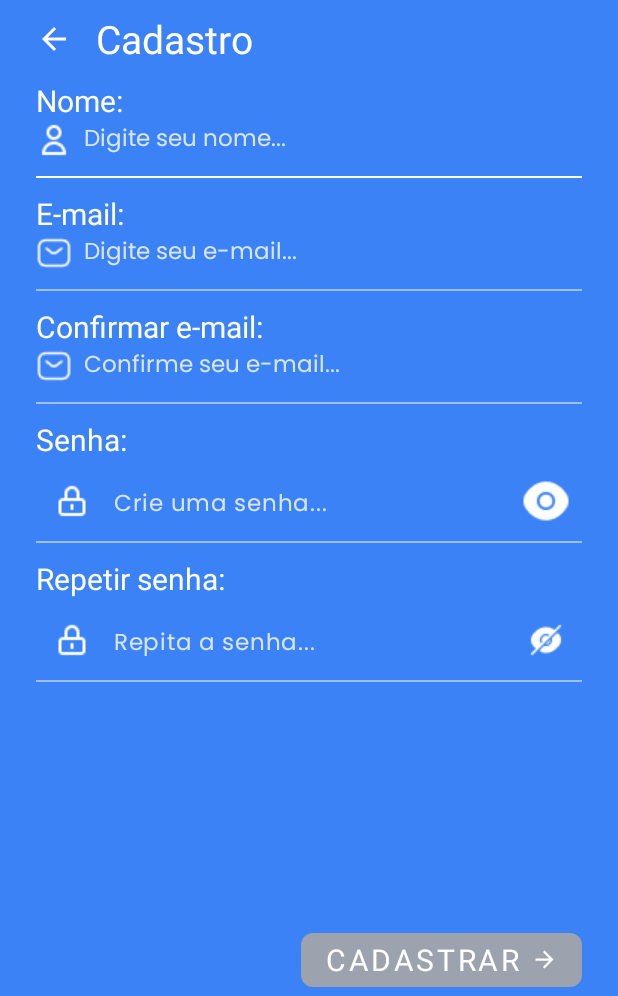
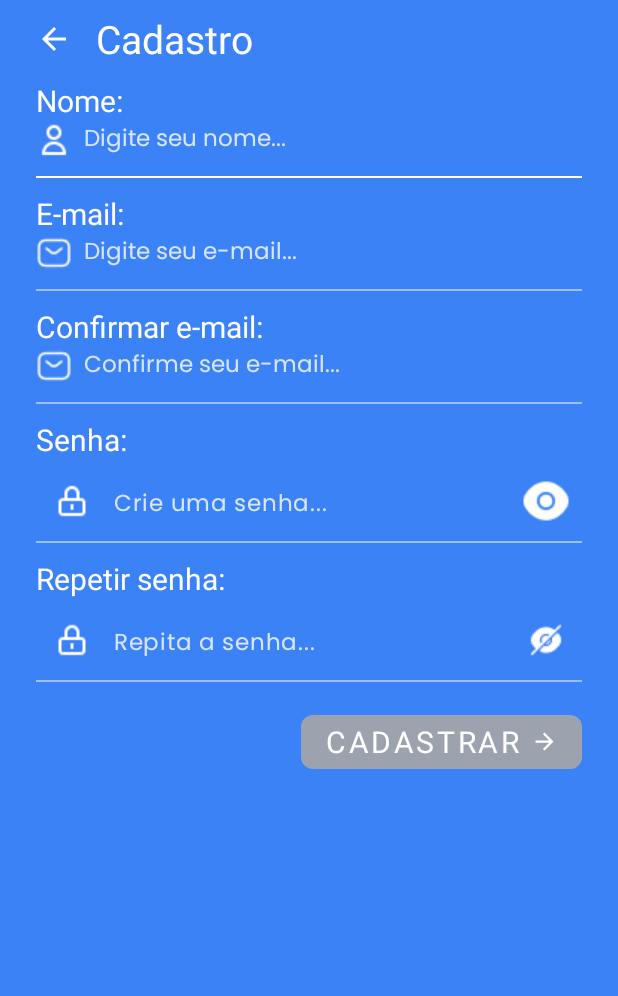
Before and after one commit to melolena/UPath, an Android app built with Jetpack Compose: the Register screen opened directly, with no data from a screen before it, after a tap on an icon or button, on a phone screen of 412 x 824 dp, the part 240-1236 px from its top. Run offline under Robolectric (Android 15) with nearby library versions, the phone set to English and light mode, and no system bars; Roboto replaces fonts that are not available here.

Commit message:
página register finalizada

```diff
--- a/app/src/main/java/com/example/upath/Register.java
+++ b/app/src/main/java/com/example/upath/Register.java
@@ -7,6 +7,7 @@ import android.text.TextWatcher;
 import android.util.Patterns;
 import android.view.View;
 import android.widget.EditText;
+import android.widget.Toast;
 
 import androidx.activity.EdgeToEdge;
 import androidx.appcompat.app.AppCompatActivity;
@@ -75,6 +76,15 @@ public class Register extends AppCompatActivity {
             v.setPadding(systemBars.left, systemBars.top, systemBars.right, systemBars.bottom);
             return insets;
         });
+
+        // 4. Ação do botão Cadastrar
+        botaoCadastrar.setOnClickListener(v -> {
+            String emailText = editEmail.getText().toString().trim();
+            String passwordText = editPassword.getText().toString().trim();
+
+            Toast.makeText(this, "Cadastro realizado com sucesso!", Toast.LENGTH_SHORT).show();
+            goToMainActivity(v);
+        });
     }
 
     // Método para verificar e habilitar/desabilitar o botão
@@ -84,16 +94,26 @@ public class Register extends AppCompatActivity {
         String passwordText = editPassword.getText().toString().trim();
         String confirmPasswordText = editConfirmPassword.getText().toString().trim();
 
+        // 1. Todos os campos preenchidos
         boolean allFieldsFilled = !emailText.isEmpty()
                 && !confirmEmailText.isEmpty()
                 && !passwordText.isEmpty()
                 && !confirmPasswordText.isEmpty();
 
+        // 2. Validação de formato e comprimento
         boolean isEmailFormatValid = Patterns.EMAIL_ADDRESS.matcher(emailText).matches();
         boolean isPasswordLengthValid = passwordText.length() >= 8;
 
-        // Só habilita se todos os requisitos forem atendidos
-        boolean canEnableButton = allFieldsFilled && isEmailFormatValid && isPasswordLengthValid;
+        // 3. Campos de confirmação iguais
+        boolean emailsMatch = emailText.equals(confirmEmailText);
+        boolean passwordsMatch = passwordText.equals(confirmPasswordText);
+
+        // Regra final
+        boolean canEnableButton = allFieldsFilled
+                && isEmailFormatValid
+                && isPasswordLengthValid
+                && emailsMatch
+                && passwordsMatch;
 
         botaoCadastrar.setEnabled(canEnableButton);
         botaoCadastrar.refreshDrawableState();
--- a/app/src/main/res/layout/activity_register.xml
+++ b/app/src/main/res/layout/activity_register.xml
@@ -243,7 +243,7 @@
         style="@style/Widget.MaterialComponents.Button"
         android:layout_width="wrap_content"
         android:layout_height="wrap_content"
-        android:layout_marginTop="8dp"
+        android:layout_marginTop="16dp"
         android:text="Cadastrar"
         android:textColor="@color/white"
         android:textSize="20sp"
@@ -255,13 +255,10 @@
         app:iconGravity="textEnd"
         app:iconPadding="8dp"
         app:iconTint="@color/white"
-        app:layout_constraintBottom_toBottomOf="parent"
         app:layout_constraintEnd_toStartOf="@+id/guideline_end"
         app:layout_constraintHorizontal_bias="1.0"
         app:layout_constraintStart_toStartOf="@+id/guideline_start"
-        app:layout_constraintTop_toBottomOf="@id/input_confirm_password_layout"
-        app:layout_constraintVertical_bias="1.0"
-        app:rippleColor="#80FFFFFF" />
 
+        app:layout_constraintTop_toBottomOf="@id/input_confirm_password_layout" />
 
 </androidx.constraintlayout.widget.ConstraintLayout>
```
